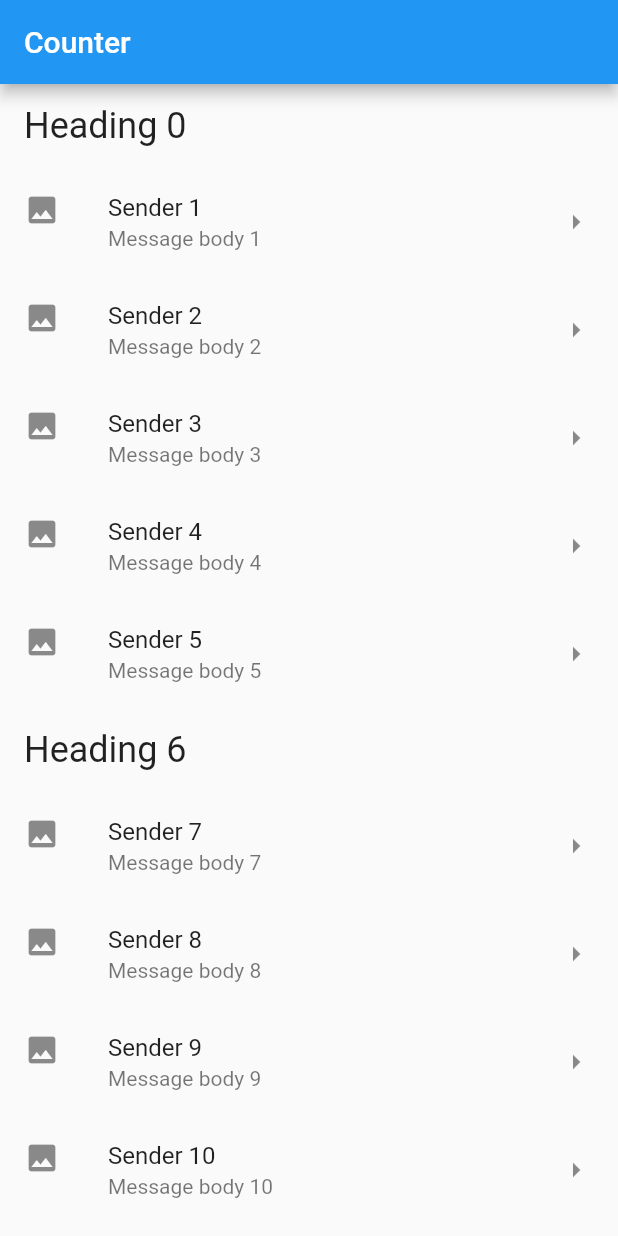
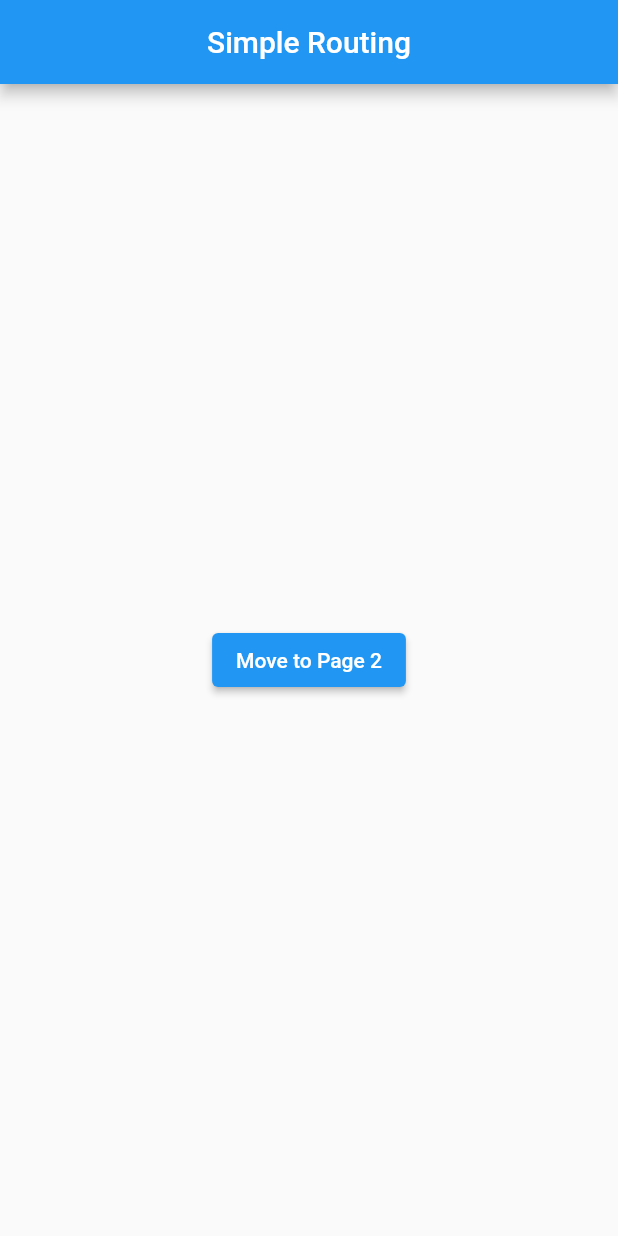
Before and after one commit to alTach/learn_flutter, a Flutter app: the screen it shows after launch, on a phone screen of 412 x 824 dp. Run offline on Flutter 3.47's test engine with Material 2 defaults, Android fonts, the phone set to English and light mode, and no system bars; missing offline and left inert: dart:ffi.

Commit message:
acquainted with simple navigation

```diff
--- a/udemy/lib/main.dart
+++ b/udemy/lib/main.dart
@@ -1,70 +1,55 @@
-import 'dart:async';
-
 import 'package:flutter/material.dart';
 
-void main() {
-  return runApp(MyApp());
-}
+void main() => runApp(MyApp());
 
 class MyApp extends StatelessWidget {
   @override
   Widget build(BuildContext context) {
-    // TODO: implement build
     return MaterialApp(
       home: Scaffold(
         appBar: AppBar(
-          title: Text('Counter'),
+          title: Text('Simple Routing'),
+          centerTitle: true,
         ),
-        // backgroundColor: Colors.indigo,
-        body: BodyListView(),
-        // body: Center(
-        //   child: ,
-        // ),
+        body: HomePage(),
       ),
     );
   }
 }
 
-class BodyListView extends StatelessWidget {
+class HomePage extends StatelessWidget {
   @override
   Widget build(BuildContext context) {
-    return _myListView();
+    return Center(
+      child: ElevatedButton(
+        onPressed: () {
+          Route route = MaterialPageRoute(builder: (context) => Page2());
+          Navigator.push(context, route);
+        },
+        child: Text('Move to Page 2'),
+      ),
+    );
   }
 }
 
-Widget _myListView() {
-  final List<ListItem> items = List.generate(10000, (index) =>
-  index % 6 == 0
-      ? HeadingItem('Heading ${index}')
-      : MessageItem('Sender ${index}', 'Message body $index'));
-  return ListView.builder(itemBuilder: (context, index) {
-      final item = items[index];
-      if (item is HeadingItem) {
-        return ListTile(title: Text(item.heading, style: Theme
-            .of(context)
-            .textTheme
-            .headline5,),);
-      } else if (item is MessageItem) {
-        return ListTile(title: Text(item.sender),
-          subtitle: Text(item.body),
-          trailing: Icon(Icons.arrow_right),
-          leading: Icon(Icons.insert_photo),);
-      }
-      return Text('sd');
-    }, itemCount: items.length,);
+class Page2 extends StatelessWidget {
+  @override
+  Widget build(BuildContext context) {
+    return MaterialApp(
+      home: Scaffold(
+        appBar: AppBar(
+          title: Text('Simple Routing'),
+          centerTitle: true,
+        ),
+        body: Center(
+          child: ElevatedButton(
+            onPressed: () {
+              Navigator.pop(context);
+            },
+            child: Text('Page 2'),
+          ),
+        ),
+      ),
+    );
+  }
 }
-
-abstract class ListItem {}
-
-class HeadingItem implements ListItem {
-  final String heading;
-
-  HeadingItem(this.heading);
-}
-
-class MessageItem implements ListItem {
-  final String sender;
-  final String body;
-
-  MessageItem(this.sender, this.body);
-}
```
